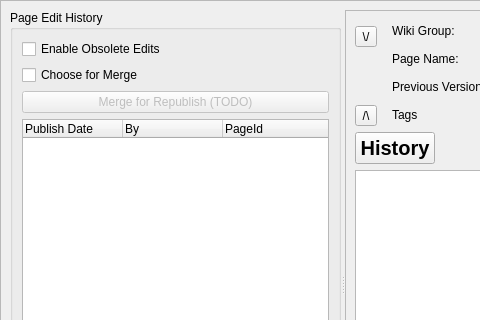
First picture: the form in retroshare-gui/src/gui/WikiPoos/WikiEditDialog.ui, repository RetroShare/RetroShare, before the edit; both pictures show x 0 to 480 and y 0 to 320 of the 946 by 568 pixel window.
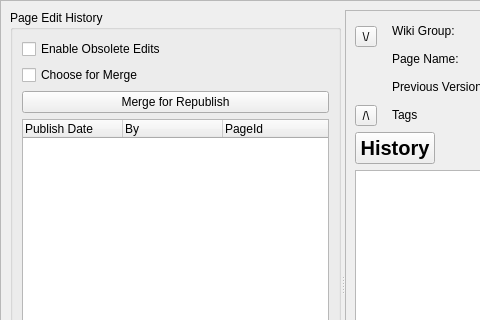
Second picture: the form after the edit. Custom widgets are drawn as their Qt base class.

Commit message: Fix wiki merge selection handling

What changed in the file:
```diff
--- a/retroshare-gui/src/gui/WikiPoos/WikiEditDialog.ui
+++ b/retroshare-gui/src/gui/WikiPoos/WikiEditDialog.ui
@@ -81,10 +81,10 @@
           <item>
            <widget class="QPushButton" name="pushButton_Merge">
             <property name="enabled">
-             <bool>false</bool>
+             <bool>true</bool>
             </property>
             <property name="text">
-             <string>Merge for Republish (TODO)</string>
+             <string>Merge for Republish</string>
             </property>
            </widget>
           </item>
```
The commit also changes 2 other files.
